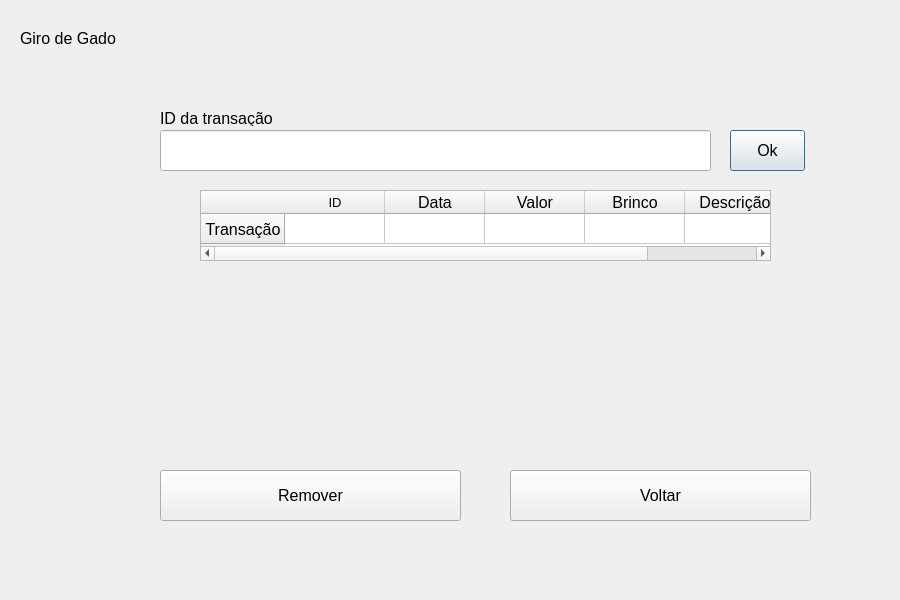
Above: views/financialremovescreen.ui from MaceGabriel/GiroDeGado before the change. Below: the same form after it.
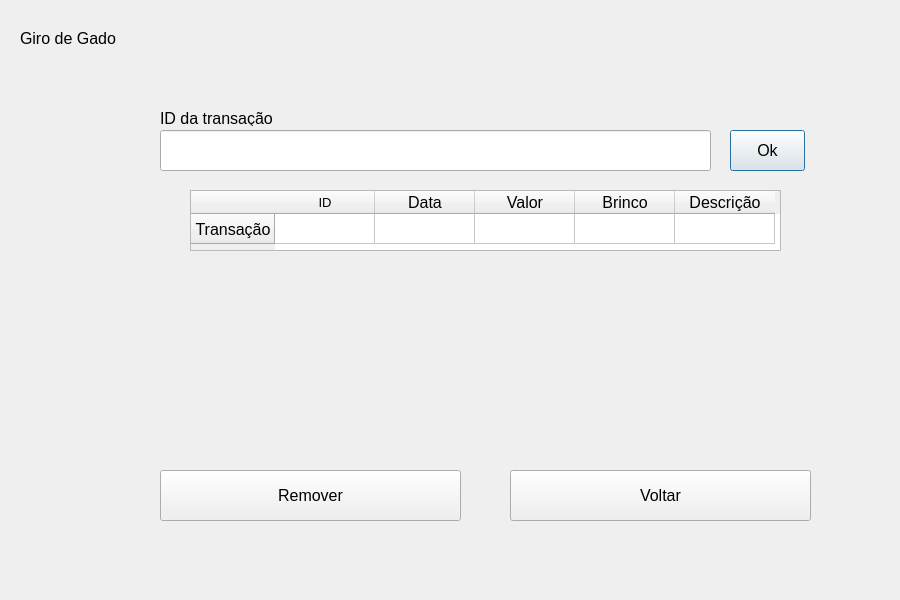
That is the form after the change.

```diff
--- a/views/financialremovescreen.ui
+++ b/views/financialremovescreen.ui
@@ -90,10 +90,10 @@
   <widget class="QTableWidget" name="transactionRemoveTable">
    <property name="geometry">
     <rect>
-     <x>200</x>
+     <x>190</x>
      <y>190</y>
-     <width>571</width>
-     <height>71</height>
+     <width>591</width>
+     <height>61</height>
     </rect>
    </property>
    <property name="font">
```
